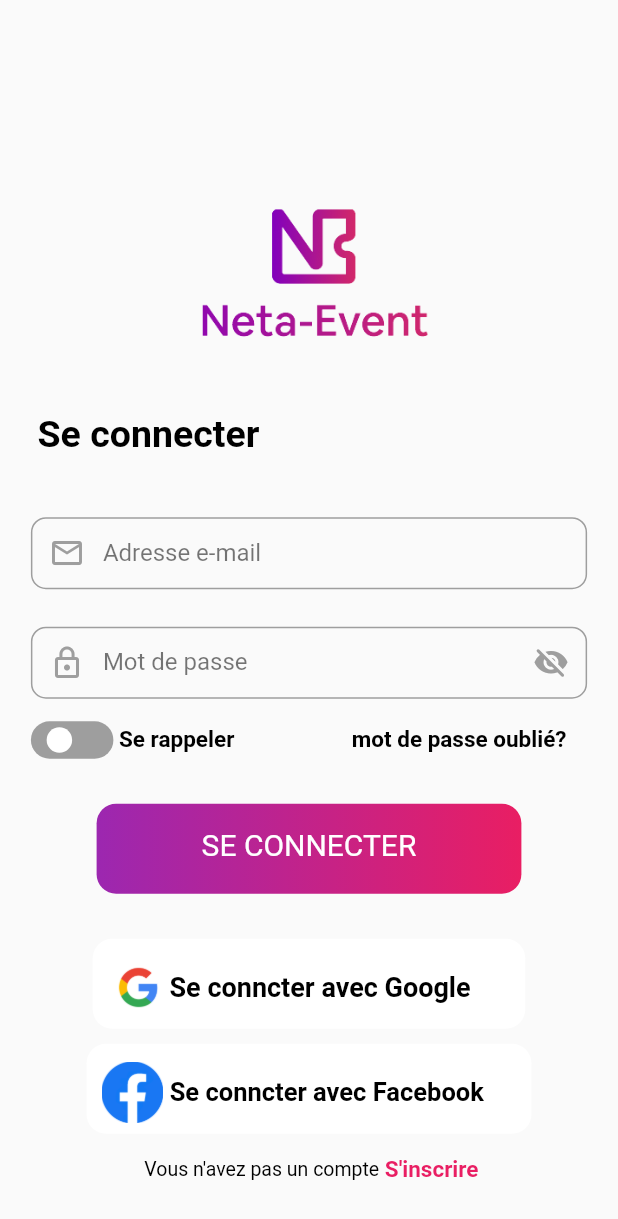
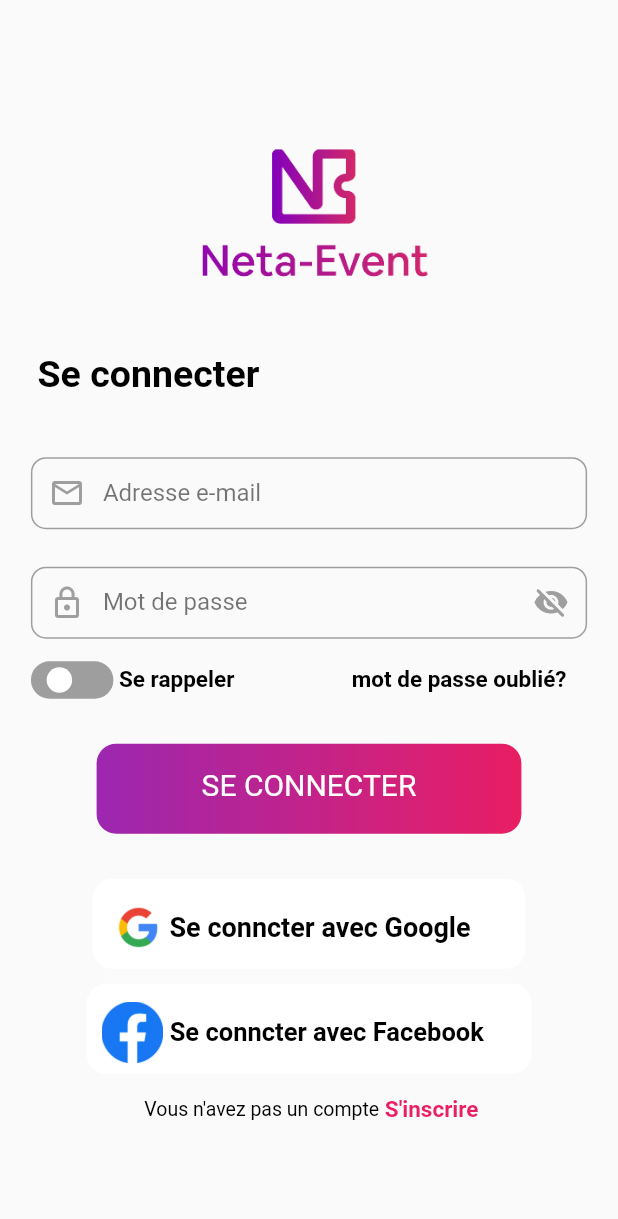
Before and after one commit to Obed-97/neta_event, a Flutter app: the SignIn screen opened by its route, on a phone screen of 412 x 824 dp. Shown: the top 1219 px of the screen. Run offline on Flutter 3.47's test engine with Material 2 defaults, Android fonts, the phone set to English and light mode, and no system bars; drawn by our look-alikes of flutter_switch.

```diff
--- a/lib/Inscription/SignIn.dart
+++ b/lib/Inscription/SignIn.dart
@@ -23,7 +23,7 @@ class _SignIn_State extends State<SignIn>
       physics: BouncingScrollPhysics(),
     child:
     Column(children: [
-      SizedBox(height: 100,),
+      SizedBox(height: 60,),
       Image.asset(
         'assets/SlashScreen/netaLogo.png',
         width: MediaQuery.of(context).size.width * 0.4,
```
